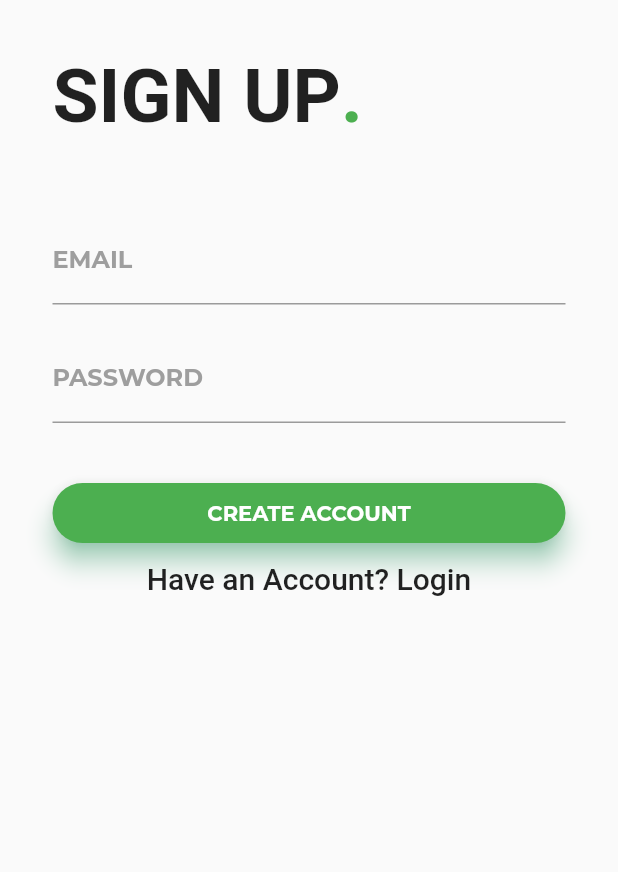
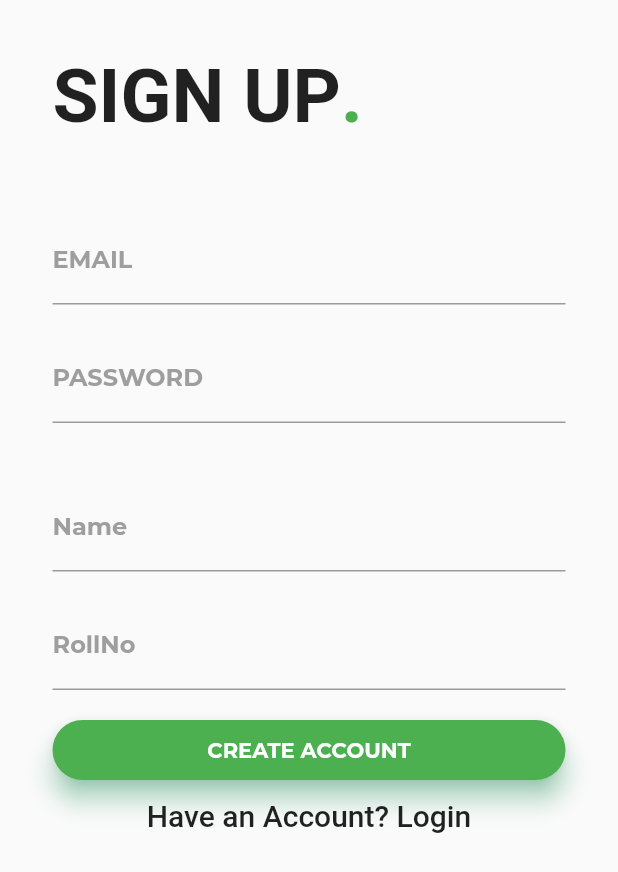
Before and after one commit to nityanandagohain/NSS_TezpurUniversity, a Flutter app: the screen it shows after launch, after a tap on "Create Account", on a phone screen of 412 x 824 dp. Shown: the top 872 px of the screen. Run offline on Flutter 3.47's test engine with Material 2 defaults, Android fonts, the phone set to English and light mode, and no system bars; our stand-ins replace cloud_firestore, firebase_auth; accounts and stored records are empty; project files that could hold a hidden picture were left out.

Commit message:
Now user data along with name and rollno stored in database

```diff
--- a/lib/pages/home.dart
+++ b/lib/pages/home.dart
@@ -31,7 +31,6 @@ class _HomePageAfterLoginState extends State<HomePageAfterLogin> {
     subscription = collectionReference.snapshots().listen((datasnapshot) {
       setState(() {
         eventsData = datasnapshot.documents;
-        print("the data is ${eventsData[0].data['title']}");
       });
     });
   }
--- a/lib/pages/login_page.dart
+++ b/lib/pages/login_page.dart
@@ -6,6 +6,7 @@ import 'package:firebase_auth/firebase_auth.dart';
 //Pages
 import 'package:nss_tezu/pages/home.dart';
 import 'package:nss_tezu/pages/progress_button.dart';
+import 'package:nss_tezu/services/usermanagement.dart';
 
 class LoginPage extends StatefulWidget {
   @override
@@ -20,6 +21,8 @@ class _LoginPageState extends State<LoginPage> {
 
   String _email;
   String _password;
+  String _rollno;
+  String _name;
 
   FormType _formType = FormType.login;
 
@@ -33,6 +36,11 @@ class _LoginPageState extends State<LoginPage> {
         showError("Password length is small");
         return false;
       } else {
+        if (_formType == FormType.register &&
+            (_rollno.length < 6 || _name.length < 4)) {
+          showError("Rollno OR name is not valid");
+          return false;
+        }
         print("Valid $_email $_password");
         return true;
       }
@@ -67,6 +75,10 @@ class _LoginPageState extends State<LoginPage> {
               .createUserWithEmailAndPassword(
                   email: _email, password: _password);
           print("Registered : ${user.uid}");
+
+          //Store the user data in firebase
+          UserManagement().storeNewUser(user, _name, _rollno);
+
           hideProgress();
           moveToLogin();
         }
@@ -115,7 +127,10 @@ class _LoginPageState extends State<LoginPage> {
                     key: formKey,
                     child: Column(
                       crossAxisAlignment: CrossAxisAlignment.stretch,
-                      children: tuText() + buildInputs() + buildSubmitButtons(),
+                      children: tuText() +
+                          buildInputs() +
+                          inputsForSignUp() +
+                          buildSubmitButtons(),
                     ),
                   ),
                 ),
@@ -252,6 +267,48 @@ class _LoginPageState extends State<LoginPage> {
     ];
   }
 
+  //INPUT FOR ROLLNO AND NAME WHILE SIGNUP
+  List<Widget> inputsForSignUp() {
+    if (_formType == FormType.login) {
+      return [];
+    } else {
+      return [
+        TextFormField(
+          decoration: InputDecoration(
+            labelText: "Name",
+            labelStyle: TextStyle(
+                fontFamily: 'Montserrat',
+                fontWeight: FontWeight.bold,
+                color: Colors.grey),
+            focusedBorder: UnderlineInputBorder(
+              borderSide: BorderSide(color: Colors.green),
+            ),
+          ),
+          onSaved: (value) => _name = value,
+        ),
+        SizedBox(
+          height: 20.0,
+        ),
+        TextFormField(
+          decoration: InputDecoration(
+            labelText: "RollNo",
+            labelStyle: TextStyle(
+                fontFamily: 'Montserrat',
+                fontWeight: FontWeight.bold,
+                color: Colors.grey),
+            focusedBorder: UnderlineInputBorder(
+              borderSide: BorderSide(color: Colors.green),
+            ),
+          ),
+          onSaved: (value) => _rollno = value,
+        ),
+        SizedBox(
+          height: 20.0,
+        ),
+      ];
+    }
+  }
+
   List<Widget> buildSubmitButtons() {
     if (_formType == FormType.login) {
       return [
--- /dev/null
+++ b/lib/services/usermanagement.dart
@@ -0,0 +1,16 @@
+import 'package:cloud_firestore/cloud_firestore.dart';
+
+class UserManagement {
+  storeNewUser(user, name, rollno) {
+    String role = "user";
+    Firestore.instance.collection('/users').add({
+      'email': user.email,
+      'uid': user.uid,
+      'name': name,
+      'rollno' : rollno,
+      'role': role
+    }).catchError((e) {
+      print(e);
+    });
+  }
+}
```
